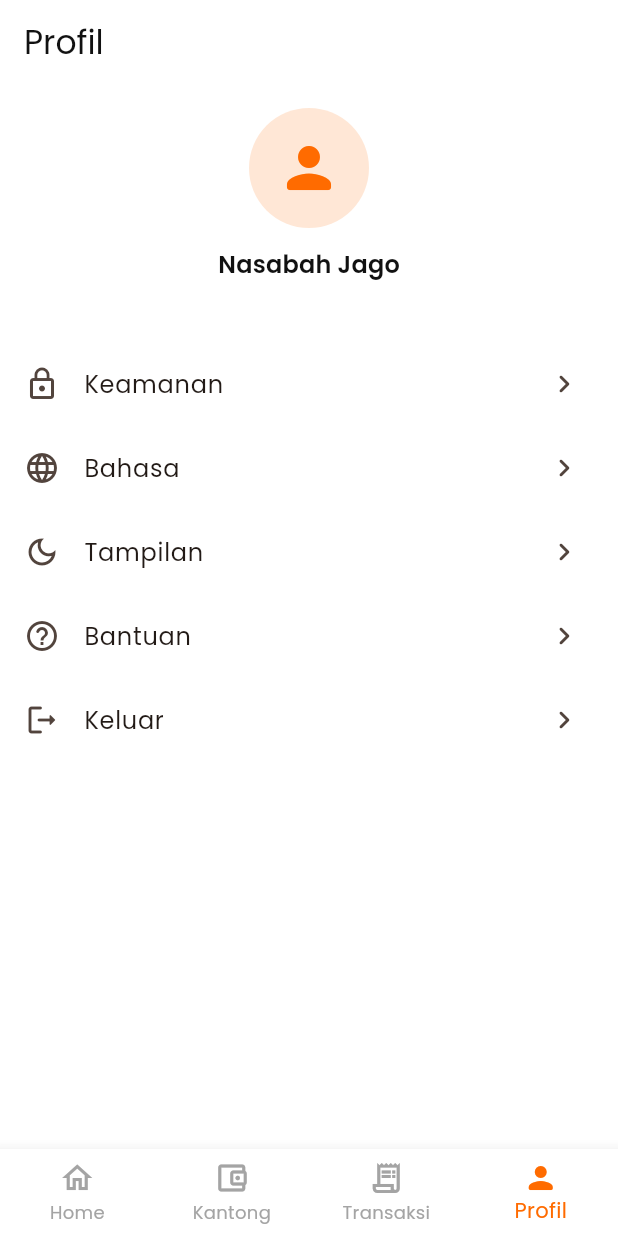
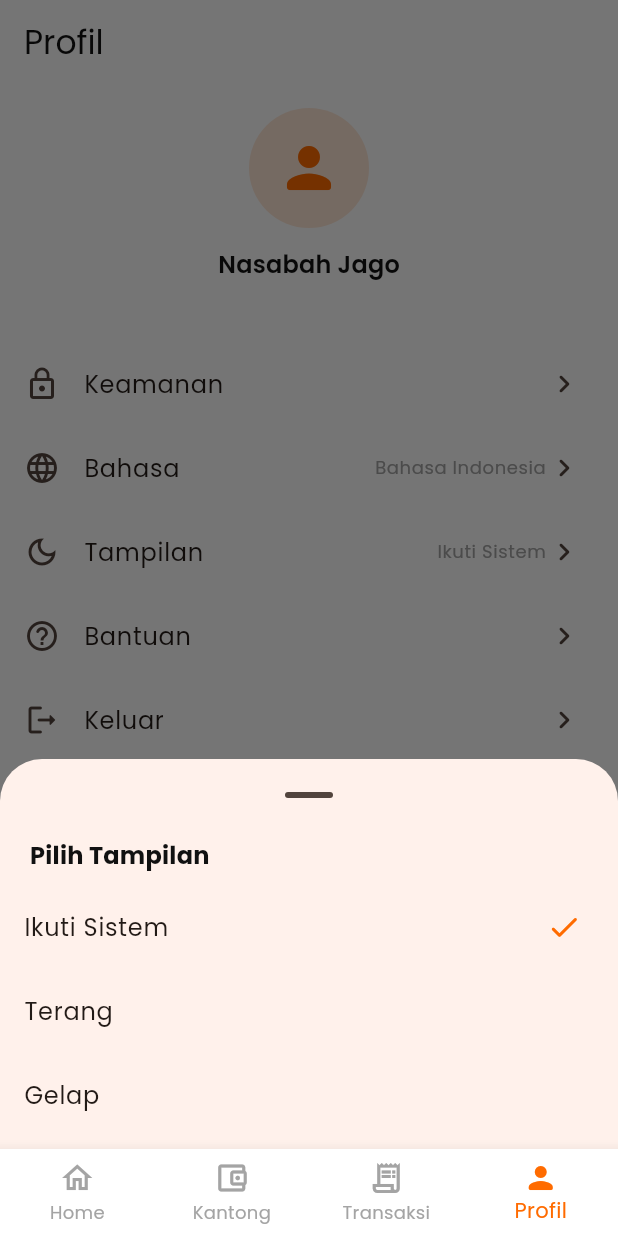
Before and after one commit to ptkrisnaanggara/jago-apps, a Flutter app: the ProfilePage screen opened by its route, after a tap on "Tampilan", on a phone screen of 412 x 824 dp. Run offline on Flutter 3.47's test engine with Material 3 defaults, Android fonts, the phone set to English and light mode, and no system bars; our stand-ins replace equatable, flutter_bloc, go_router, google_fonts; generated files the repository leaves out were written again.

Commit message:
Add Profile & Settings: language toggle + dark mode (P2 #10)
- SettingsBloc (locale + themeMode), provided above MaterialApp.router; a
  BlocBuilder drives the app's locale and themeMode reactively
- Profile gains working pickers: Language (id/en, unlocks the en ARB) and
  Appearance (System/Light/Dark), shown with current value + bottom-sheet picker
- AppTheme now builds light + dark from a shared _build(brightness)
- Migrate theme-sensitive hardcoded colors to ColorScheme roles so dark mode
  renders correctly (cards -> surfaceContainerHighest, text -> onSurface,
  hairlines -> outlineVariant); pin text on the fixed-light primaryLight card
- settings_bloc_test added

Verified: flutter analyze has no new warnings/errors (only pre-existing
version-driven deprecation infos) and all 16 tests pass.

```diff
--- a/lib/core/theme/app_colors.dart
+++ b/lib/core/theme/app_colors.dart
@@ -19,6 +19,11 @@ class AppColors {
   static const Color lightGrey = Color(0xFFF6F7FB);
   static const Color border = Color(0x1F000000);
 
+  // Dark-mode neutrals (used by AppTheme.dark; cards/text use ColorScheme roles).
+  static const Color darkBackground = Color(0xFF121212);
+  static const Color darkSurface = Color(0xFF1E1E1E);
+  static const Color darkOnSurface = Color(0xFFEDEDED);
+
   // Semantic
   static const Color success = Color(0xFF1FB57A);
   static const Color error = Color(0xFFE5484D);
--- a/lib/features/kantong/presentation/pages/kantong_page.dart
+++ b/lib/features/kantong/presentation/pages/kantong_page.dart
@@ -93,7 +93,7 @@ class _PocketTile extends StatelessWidget {
       padding: const EdgeInsets.all(20),
       decoration: BoxDecoration(
         borderRadius: BorderRadius.circular(AppTheme.defaultRadius),
-        color: AppColors.lightGrey,
+        color: Theme.of(context).colorScheme.surfaceContainerHighest,
       ),
       child: Column(
         crossAxisAlignment: CrossAxisAlignment.start,
@@ -140,7 +140,7 @@ class _PocketTile extends StatelessWidget {
               child: LinearProgressIndicator(
                 value: progress,
                 minHeight: 6,
-                backgroundColor: AppColors.border,
+                backgroundColor: Theme.of(context).colorScheme.outlineVariant,
                 valueColor: AlwaysStoppedAnimation<Color>(accent),
               ),
             ),
--- a/lib/features/onboarding/presentation/pages/onboarding_page.dart
+++ b/lib/features/onboarding/presentation/pages/onboarding_page.dart
@@ -111,8 +111,9 @@ class _OnboardingPageState extends State<OnboardingPage> {
                     height: 8,
                     width: i == _index ? 24 : 8,
                     decoration: BoxDecoration(
-                      color:
-                          i == _index ? AppColors.primary : AppColors.border,
+                      color: i == _index
+                          ? AppColors.primary
+                          : Theme.of(context).colorScheme.outlineVariant,
                       borderRadius: BorderRadius.circular(4),
                     ),
                   ),
--- a/lib/features/profile/presentation/pages/profile_page.dart
+++ b/lib/features/profile/presentation/pages/profile_page.dart
@@ -4,15 +4,17 @@ import 'package:jago/l10n/app_localizations.dart';
 
 import '../../../../core/theme/app_colors.dart';
 import '../../../auth/presentation/bloc/auth_bloc.dart';
+import '../../../settings/presentation/bloc/settings_bloc.dart';
 
 /// Profile tab. Personal info comes from the authenticated [AuthUser];
-/// security, language & theme settings land here per PRD §3 (P2).
+/// language & theme are wired to [SettingsBloc] (PRD §3 P2 #10).
 class ProfilePage extends StatelessWidget {
   const ProfilePage({super.key});
 
   @override
   Widget build(BuildContext context) {
     final user = context.select((AuthBloc bloc) => bloc.state.user);
+    final settings = context.watch<SettingsBloc>().state;
     final l10n = AppLocalizations.of(context)!;
     return Scaffold(
       appBar: AppBar(title: Text(l10n.profileTitle)),
@@ -47,9 +49,17 @@ class ProfilePage extends StatelessWidget {
             const SizedBox(height: 24),
             _SettingTile(icon: Icons.lock_outline, label: l10n.settingSecurity),
             _SettingTile(
-                icon: Icons.language_outlined, label: l10n.settingLanguage),
+              icon: Icons.language_outlined,
+              label: l10n.settingLanguage,
+              value: _languageName(l10n, settings.locale),
+              onTap: () => _pickLanguage(context),
+            ),
             _SettingTile(
-                icon: Icons.dark_mode_outlined, label: l10n.settingAppearance),
+              icon: Icons.dark_mode_outlined,
+              label: l10n.settingAppearance,
+              value: _themeModeName(l10n, settings.themeMode),
+              onTap: () => _pickAppearance(context),
+            ),
             _SettingTile(
                 icon: Icons.help_outline_rounded, label: l10n.settingHelp),
             _SettingTile(
@@ -59,6 +69,61 @@ class ProfilePage extends StatelessWidget {
             ),
           ],
         ),
+      ),
+    );
+  }
+
+  static String _languageName(AppLocalizations l10n, Locale locale) =>
+      locale.languageCode == 'en'
+          ? l10n.languageEnglish
+          : l10n.languageIndonesian;
+
+  static String _themeModeName(AppLocalizations l10n, ThemeMode mode) =>
+      switch (mode) {
+        ThemeMode.system => l10n.appearanceSystem,
+        ThemeMode.light => l10n.appearanceLight,
+        ThemeMode.dark => l10n.appearanceDark,
+      };
+
+  Future<void> _pickLanguage(BuildContext context) async {
+    final l10n = AppLocalizations.of(context)!;
+    final bloc = context.read<SettingsBloc>();
+    await showModalBottomSheet<void>(
+      context: context,
+      showDragHandle: true,
+      builder: (sheetContext) => _OptionSheet<Locale>(
+        title: l10n.chooseLanguage,
+        groupValue: bloc.state.locale,
+        options: [
+          (const Locale('id'), l10n.languageIndonesian),
+          (const Locale('en'), l10n.languageEnglish),
+        ],
+        onSelected: (locale) {
+          bloc.add(SettingsLocaleChanged(locale));
+          Navigator.pop(sheetContext);
+        },
+      ),
+    );
+  }
+
+  Future<void> _pickAppearance(BuildContext context) async {
+    final l10n = AppLocalizations.of(context)!;
+    final bloc = context.read<SettingsBloc>();
+    await showModalBottomSheet<void>(
+      context: context,
+      showDragHandle: true,
+      builder: (sheetContext) => _OptionSheet<ThemeMode>(
+        title: l10n.chooseAppearance,
+        groupValue: bloc.state.themeMode,
+        options: [
+          (ThemeMode.system, l10n.appearanceSystem),
+          (ThemeMode.light, l10n.appearanceLight),
+          (ThemeMode.dark, l10n.appearanceDark),
+        ],
+        onSelected: (mode) {
+          bloc.add(SettingsThemeModeChanged(mode));
+          Navigator.pop(sheetContext);
+        },
       ),
     );
   }
@@ -91,17 +156,81 @@ class ProfilePage extends StatelessWidget {
 class _SettingTile extends StatelessWidget {
   final IconData icon;
   final String label;
+  final String? value;
   final VoidCallback? onTap;
 
-  const _SettingTile({required this.icon, required this.label, this.onTap});
+  const _SettingTile({
+    required this.icon,
+    required this.label,
+    this.value,
+    this.onTap,
+  });
 
   @override
   Widget build(BuildContext context) {
     return ListTile(
       leading: Icon(icon),
       title: Text(label),
-      trailing: const Icon(Icons.chevron_right_rounded),
+      trailing: Row(
+        mainAxisSize: MainAxisSize.min,
+        children: [
+          if (value != null)
+            Text(
+              value!,
+              style: Theme.of(context).textTheme.bodySmall?.copyWith(
+                    color: AppColors.grey,
+                  ),
+            ),
+          const Icon(Icons.chevron_right_rounded),
+        ],
+      ),
       onTap: onTap ?? () {},
     );
   }
 }
+
+/// A simple radio-style picker rendered in a bottom sheet.
+class _OptionSheet<T> extends StatelessWidget {
+  final String title;
+  final T groupValue;
+  final List<(T, String)> options;
+  final ValueChanged<T> onSelected;
+
+  const _OptionSheet({
+    required this.title,
+    required this.groupValue,
+    required this.options,
+    required this.onSelected,
+  });
+
+  @override
+  Widget build(BuildContext context) {
+    return SafeArea(
+      child: Column(
+        mainAxisSize: MainAxisSize.min,
+        crossAxisAlignment: CrossAxisAlignment.start,
+        children: [
+          Padding(
+            padding: const EdgeInsets.fromLTRB(20, 4, 20, 8),
+            child: Text(
+              title,
+              style: Theme.of(context)
+                  .textTheme
+                  .titleMedium
+                  ?.copyWith(fontWeight: FontWeight.w700),
+            ),
+          ),
+          for (final (value, label) in options)
+            ListTile(
+              title: Text(label),
+              trailing: value == groupValue
+                  ? const Icon(Icons.check_rounded, color: AppColors.primary)
+                  : null,
+              onTap: () => onSelected(value),
+            ),
+          const SizedBox(height: 8),
+        ],
+      ),
+    );
+  }
+}
--- /dev/null
+++ b/lib/features/settings/presentation/bloc/settings_bloc.dart
@@ -0,0 +1,22 @@
+import 'package:equatable/equatable.dart';
+import 'package:flutter/material.dart';
+import 'package:flutter_bloc/flutter_bloc.dart';
+
+part 'settings_event.dart';
+part 'settings_state.dart';
+
+/// Holds app-wide preferences (language + theme mode). Provided above
+/// `MaterialApp.router` so the app rebuilds its locale/theme on change.
+///
+/// In-memory for now (consistent with the other mock-backed state); persisting
+/// via `shared_preferences` is a documented follow-up (PRD §5).
+class SettingsBloc extends Bloc<SettingsEvent, SettingsState> {
+  SettingsBloc() : super(const SettingsState()) {
+    on<SettingsLocaleChanged>(
+      (event, emit) => emit(state.copyWith(locale: event.locale)),
+    );
+    on<SettingsThemeModeChanged>(
+      (event, emit) => emit(state.copyWith(themeMode: event.themeMode)),
+    );
+  }
+}
--- /dev/null
+++ b/lib/features/settings/presentation/bloc/settings_event.dart
@@ -0,0 +1,26 @@
+part of 'settings_bloc.dart';
+
+sealed class SettingsEvent extends Equatable {
+  const SettingsEvent();
+
+  @override
+  List<Object?> get props => [];
+}
+
+class SettingsLocaleChanged extends SettingsEvent {
+  final Locale locale;
+
+  const SettingsLocaleChanged(this.locale);
+
+  @override
+  List<Object?> get props => [locale];
+}
+
+class SettingsThemeModeChanged extends SettingsEvent {
+  final ThemeMode themeMode;
+
+  const SettingsThemeModeChanged(this.themeMode);
+
+  @override
+  List<Object?> get props => [themeMode];
+}
--- /dev/null
+++ b/lib/features/settings/presentation/bloc/settings_state.dart
@@ -0,0 +1,22 @@
+part of 'settings_bloc.dart';
+
+class SettingsState extends Equatable {
+  final Locale locale;
+  final ThemeMode themeMode;
+
+  /// Defaults: Bahasa Indonesia (PRD primary) + follow the system theme.
+  const SettingsState({
+    this.locale = const Locale('id'),
+    this.themeMode = ThemeMode.system,
+  });
+
+  SettingsState copyWith({Locale? locale, ThemeMode? themeMode}) {
+    return SettingsState(
+      locale: locale ?? this.locale,
+      themeMode: themeMode ?? this.themeMode,
+    );
+  }
+
+  @override
+  List<Object?> get props => [locale, themeMode];
+}
--- a/lib/features/transactions/presentation/pages/transactions_page.dart
+++ b/lib/features/transactions/presentation/pages/transactions_page.dart
@@ -87,7 +87,9 @@ class _TransactionTile extends StatelessWidget {
         '${item.isIncome ? '+' : '-'}${CurrencyFormatter.format(item.amount)}',
         style: Theme.of(context).textTheme.bodyMedium?.copyWith(
               fontWeight: FontWeight.w600,
-              color: item.isIncome ? AppColors.success : AppColors.black,
+              color: item.isIncome
+                  ? AppColors.success
+                  : Theme.of(context).colorScheme.onSurface,
             ),
       ),
     );
--- a/lib/features/transfer/presentation/pages/transfer_page.dart
+++ b/lib/features/transfer/presentation/pages/transfer_page.dart
@@ -29,7 +29,7 @@ class TransferPage extends StatelessWidget {
                   hintText: l10n.transferSearchHint,
                   prefixIcon: const Icon(Icons.search_rounded),
                   filled: true,
-                  fillColor: AppColors.lightGrey,
+                  fillColor: Theme.of(context).colorScheme.surfaceContainerHighest,
                   border: OutlineInputBorder(
                     borderRadius: BorderRadius.circular(AppTheme.defaultRadius),
                     borderSide: BorderSide.none,
--- a/lib/features/transfer/presentation/pages/transfer_receipt_page.dart
+++ b/lib/features/transfer/presentation/pages/transfer_receipt_page.dart
@@ -58,7 +58,7 @@ class TransferReceiptPage extends StatelessWidget {
               Container(
                 padding: const EdgeInsets.all(20),
                 decoration: BoxDecoration(
-                  color: AppColors.lightGrey,
+                  color: Theme.of(context).colorScheme.surfaceContainerHighest,
                   borderRadius: BorderRadius.circular(AppTheme.defaultRadius),
                 ),
                 child: Column(
--- a/lib/l10n/app_id.arb
+++ b/lib/l10n/app_id.arb
@@ -101,5 +101,13 @@
   "categoryLabel": "Kategori",
   "dueDateLabel": "Jatuh tempo",
   "recurrenceLabel": "Pengulangan",
-  "savePlan": "Simpan Rencana"
+  "savePlan": "Simpan Rencana",
+
+  "chooseLanguage": "Pilih Bahasa",
+  "languageIndonesian": "Bahasa Indonesia",
+  "languageEnglish": "English",
+  "chooseAppearance": "Pilih Tampilan",
+  "appearanceSystem": "Ikuti Sistem",
+  "appearanceLight": "Terang",
+  "appearanceDark": "Gelap"
 }
--- a/lib/shared/widgets/shortcut_card.dart
+++ b/lib/shared/widgets/shortcut_card.dart
@@ -1,7 +1,6 @@
 import 'package:flutter/material.dart';
 
 import '../../core/constants/app_assets.dart';
-import '../../core/theme/app_colors.dart';
 import '../../core/theme/app_theme.dart';
 import '../../core/utils/currency_formatter.dart';
 import '../../features/home/data/models/shortcut.dart';
@@ -24,7 +23,7 @@ class ShortcutCard extends StatelessWidget {
         padding: const EdgeInsets.all(20),
         decoration: BoxDecoration(
           borderRadius: BorderRadius.circular(AppTheme.defaultRadius),
-          color: AppColors.lightGrey,
+          color: Theme.of(context).colorScheme.surfaceContainerHighest,
           boxShadow: [
             BoxShadow(
               color: Colors.grey.withOpacity(0.15),
```
Also changed, not shown: lib/core/theme/app_theme.dart (+20 -11 lines), lib/features/bills/presentation/pages/bills_page.dart (+8 -4 lines), lib/features/home/presentation/pages/home_page.dart (+7 -4 lines), lib/l10n/app_en.arb (+9 -1 lines), lib/main.dart (+26 -12 lines), 2 other files.
